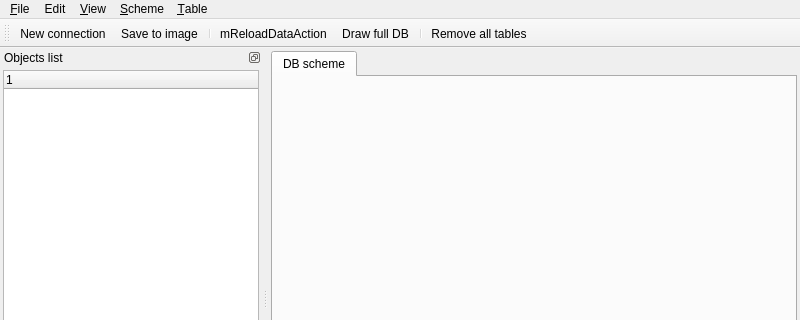
Old version of the form src/gui/ui/MainWindow.ui in the repository Ascent-Group/visual-db; both pictures show x 0 to 800 and y 0 to 320 of the 800 by 600 pixel window.
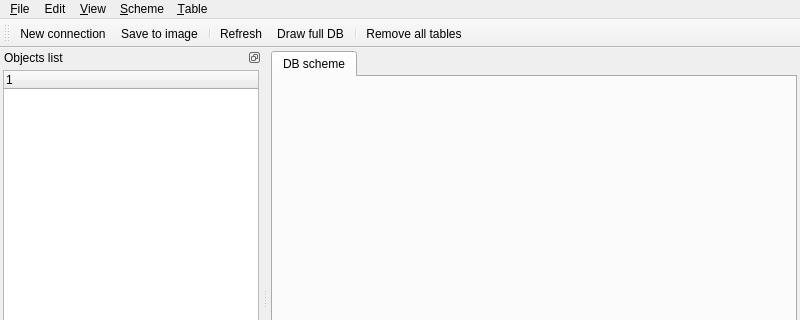
New version of the form. Icons and pictures are not drawn. Custom widgets are drawn as their Qt base class.

What changed in the file:
```diff
--- a/src/gui/ui/MainWindow.ui
+++ b/src/gui/ui/MainWindow.ui
@@ -607,7 +607,7 @@
      <normaloff>:/img/reload.png</normaloff>:/img/reload.png</iconset>
    </property>
    <property name="text">
-    <string>mReloadDataAction</string>
+    <string>Refresh</string>
    </property>
    <property name="statusTip">
     <string>Reload</string>
```
Left out of the diff: 2 changed lines with no effect on the pictures.
